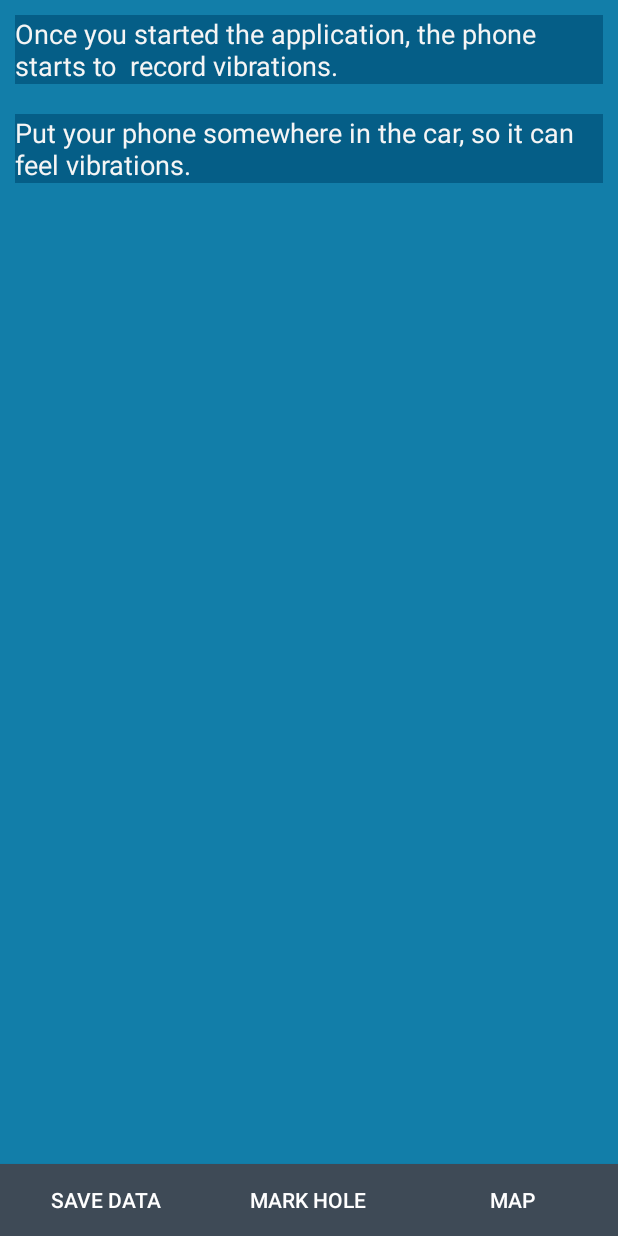
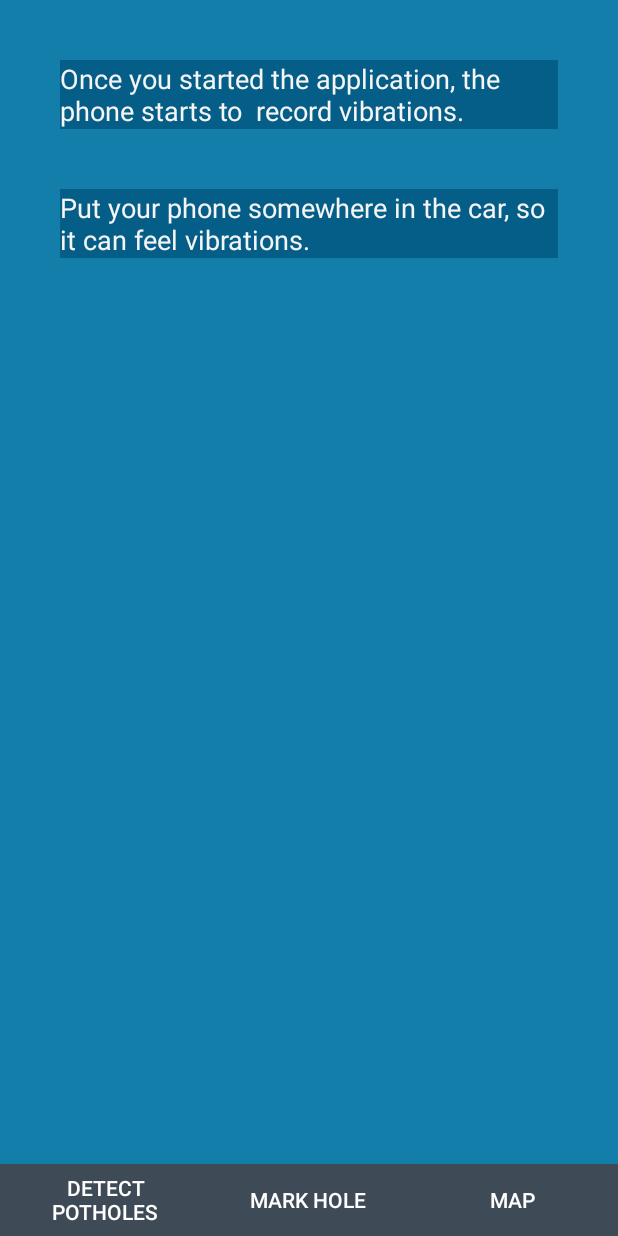
Before and after one commit to stefanavram/RG, an Android app: the screen it shows after launch (MainActivity), on a phone screen of 412 x 824 dp. Run offline under Robolectric (Android 15) with nearby library versions, the phone set to English and light mode, and no system bars.

```diff
--- a/TestAccelerometer/app/src/main/java/com/roadgems/testaccelerometer/Vibrations.java
+++ b/TestAccelerometer/app/src/main/java/com/roadgems/testaccelerometer/Vibrations.java
@@ -40,7 +40,7 @@ public class Vibrations extends Service implements SensorEventListener {
     private GPSTracker gps;
     private Timer timer;
     private boolean holeDetected = false;
-    static final float THRESHOLD = 0.5f;
+    static final float THRESHOLD = 0.8f;
 
 
     @Override
@@ -54,7 +54,7 @@ public class Vibrations extends Service implements SensorEventListener {
         gps = new GPSTracker(Vibrations.this);
         timer = new Timer();
 
-        timer.schedule(new HoleTimer(), 0, 2 * 1000); // 4 seconds
+        timer.schedule(new HoleTimer(), 0, 1000); //every 1 second check for hole
     }
 
     @Override
--- a/TestAccelerometer/app/src/main/res/layout/content_main.xml
+++ b/TestAccelerometer/app/src/main/res/layout/content_main.xml
@@ -5,10 +5,18 @@
     android:background="@color/view_bg"
     android:weightSum="1">
 
+    <WebView xmlns:android="http://schemas.android.com/apk/res/android"
+        android:id="@+id/webView"
+        android:layout_width="fill_parent"
+        android:layout_height="fill_parent"
+        android:layout_centerHorizontal="true"
+        android:layout_above="@+id/btnSave"
+        android:visibility="invisible" />
+
     <Button
         android:layout_width="wrap_content"
         android:layout_height="wrap_content"
-        android:text="Save data"
+        android:text="Detect\nPotholes"
         android:id="@+id/btnSave"
         android:layout_gravity="center_horizontal"
         android:onClick="saveData"
@@ -69,7 +77,7 @@
         android:layout_alignParentTop="true"
         android:layout_alignParentRight="true"
         android:layout_alignParentEnd="true"
-        android:layout_margin="10dp" />
+        android:layout_margin="40dp" />
 
     <TextView
         android:layout_width="wrap_content"
@@ -79,18 +87,11 @@
         android:typeface="sans"
         android:textColor="#f5f5f5"
         android:text="Put your phone somewhere in the car, so it can feel vibrations."
+        android:background="@color/text_message"
         android:layout_below="@+id/textView"
-        android:layout_alignRight="@+id/webView"
-        android:layout_alignEnd="@+id/webView"
-        android:layout_margin="10dp"
-        android:background="@color/text_message" />
-
-    <WebView xmlns:android="http://schemas.android.com/apk/res/android"
-        android:id="@+id/webView"
-        android:layout_width="fill_parent"
-        android:layout_height="fill_parent"
-        android:layout_centerHorizontal="true"
-        android:layout_above="@+id/btnSave"
-        android:visibility="invisible" />
+        android:layout_alignLeft="@+id/textView"
+        android:layout_alignStart="@+id/textView"
+        android:layout_alignRight="@+id/textView"
+        android:layout_alignEnd="@+id/textView" />
 
 </RelativeLayout>
```
Also changed, not shown: TestAccelerometer/app/src/main/java/com/roadgems/testaccelerometer/Average.java (+13 -13 lines), TestAccelerometer/app/src/main/java/com/roadgems/testaccelerometer/MainActivity.java (+9 -4 lines).
